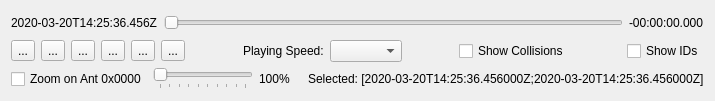
This is src/fort/studio/widget/TrackingVideoControl.ui in formicidae-tracker/myrmidon as Qt 5 draws it before an edit. The edited form follows.
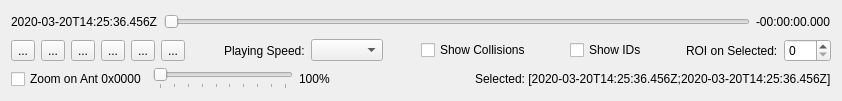
This is the edited form. Icons and pictures are not drawn.

Patch:
```diff
--- a/src/fort/studio/widget/TrackingVideoControl.ui
+++ b/src/fort/studio/widget/TrackingVideoControl.ui
@@ -6,7 +6,7 @@
    <rect>
     <x>0</x>
     <y>0</y>
-    <width>715</width>
+    <width>842</width>
     <height>101</height>
    </rect>
   </property>
@@ -176,6 +176,36 @@
        </property>
       </widget>
      </item>
+     <item>
+      <spacer name="horizontalSpacer_5">
+       <property name="orientation">
+        <enum>Qt::Horizontal</enum>
+       </property>
+       <property name="sizeHint" stdset="0">
+        <size>
+         <width>40</width>
+         <height>20</height>
+        </size>
+       </property>
+      </spacer>
+     </item>
+     <item>
+      <widget class="QLabel" name="label">
+       <property name="text">
+        <string>ROI on Selected:</string>
+       </property>
+      </widget>
+     </item>
+     <item>
+      <widget class="QSpinBox" name="ROISpinBox">
+       <property name="maximum">
+        <number>600</number>
+       </property>
+       <property name="singleStep">
+        <number>20</number>
+       </property>
+      </widget>
+     </item>
     </layout>
    </item>
    <item>
@@ -238,7 +268,7 @@
      <item>
       <widget class="QLabel" name="selectedTimeRangeLabel">
        <property name="text">
-        <string>Selected: [2020-03-20T14:25:36.456000Z;2020-03-20T14:25:36.456000Z]</string>
+        <string>Selected: [2020-03-20T14:25:36.456Z;2020-03-20T14:25:36.456Z]</string>
        </property>
        <property name="textFormat">
         <enum>Qt::AutoText</enum>
```
